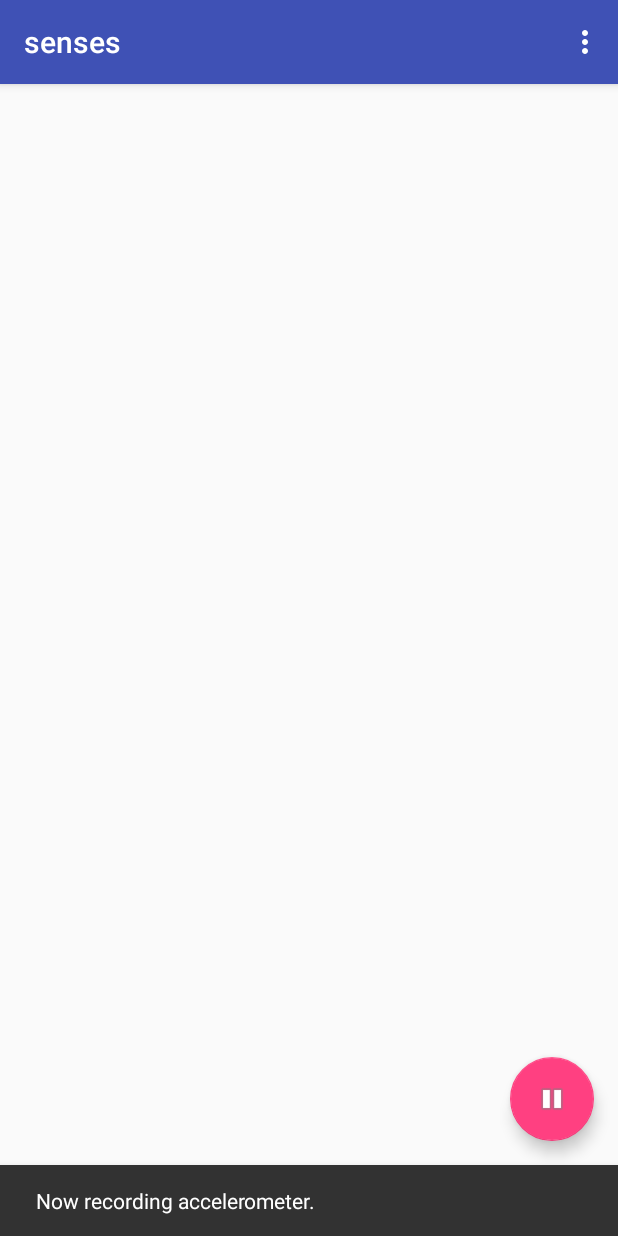
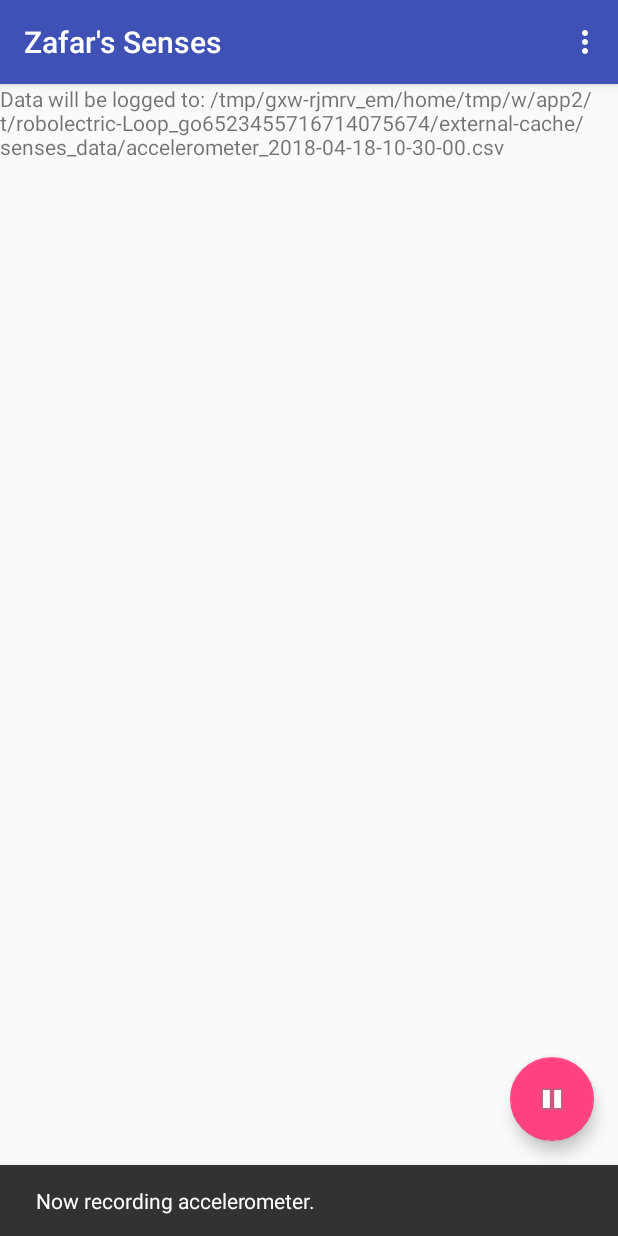
Before and after one commit to dufferzafar/accelphone, an Android app: the screen it shows after launch (MainActivity), after a tap on an icon or button, on a phone screen of 412 x 824 dp. Run offline under Robolectric (Android 15) with nearby library versions, the phone set to English and light mode, and no system bars.

Commit message:
Write accelerometer readings to file

```diff
--- a/apk/app/build.gradle
+++ b/apk/app/build.gradle
@@ -4,7 +4,7 @@ android {
     compileSdkVersion 26
     defaultConfig {
         applicationId "io.zafar.senses"
-        minSdkVersion 19
+        minSdkVersion 23
         targetSdkVersion 26
         versionCode 1
         versionName "1.0"
@@ -16,10 +16,12 @@ android {
             proguardFiles getDefaultProguardFile('proguard-android.txt'), 'proguard-rules.pro'
         }
     }
+    productFlavors {
+    }
 }
 
 dependencies {
-    implementation fileTree(dir: 'libs', include: ['*.jar'])
+    implementation fileTree(include: ['*.jar'], dir: 'libs')
     implementation 'com.android.support:appcompat-v7:26.1.0'
     implementation 'com.android.support.constraint:constraint-layout:1.0.2'
     implementation 'com.android.support:design:26.1.0'
--- a/apk/app/src/main/AndroidManifest.xml
+++ b/apk/app/src/main/AndroidManifest.xml
@@ -21,4 +21,6 @@
         </activity>
     </application>
 
+    <uses-permission android:name="android.permission.WRITE_EXTERNAL_STORAGE" />
+
 </manifest>
--- a/apk/app/src/main/java/io/zafar/senses/MainActivity.java
+++ b/apk/app/src/main/java/io/zafar/senses/MainActivity.java
@@ -1,25 +1,28 @@
 package io.zafar.senses;
 
-import android.os.Bundle;
-
-import android.support.design.widget.Snackbar;
-import android.support.v7.widget.Toolbar;
-import android.support.design.widget.FloatingActionButton;
-import android.support.v7.app.AppCompatActivity;
-import android.widget.TextView;
-
-import android.view.View;
-import android.view.Menu;
-import android.view.MenuItem;
-
+import android.content.pm.PackageManager;
 import android.hardware.Sensor;
 import android.hardware.SensorEvent;
 import android.hardware.SensorEventListener;
 import android.hardware.SensorManager;
+import android.os.Bundle;
+import android.os.Environment;
+import android.support.design.widget.FloatingActionButton;
+import android.support.design.widget.Snackbar;
+import android.support.v7.app.AppCompatActivity;
+import android.support.v7.widget.Toolbar;
+import android.util.Log;
+import android.view.Menu;
+import android.view.MenuItem;
+import android.view.View;
+import android.widget.TextView;
 
-import android.util.Log;
-
+import java.io.File;
+import java.io.IOException;
+import java.io.PrintWriter;
+import java.text.SimpleDateFormat;
 import java.util.Date;
+import java.util.Locale;
 
 
 public class MainActivity extends AppCompatActivity {
@@ -32,6 +35,12 @@ public class MainActivity extends AppCompatActivity {
     private TextView mStatus;
 
     private boolean logging = false;
+
+    private PrintWriter sensorWriter;
+
+    // Used to format the sensor date
+    SimpleDateFormat dateFileName = new SimpleDateFormat("yyyy-MM-dd-HH-mm-ss", Locale.UK);
+    SimpleDateFormat logStamp = new SimpleDateFormat("HH:mm:ss.SSS", Locale.UK);
 
     @Override
     protected void onCreate(Bundle savedInstanceState) {
@@ -47,7 +56,7 @@ public class MainActivity extends AppCompatActivity {
         toolbar.setTitle("My Title");
 
         // This will display the sensor readings
-        mStatus =  findViewById(R.id.status);
+        mStatus = findViewById(R.id.status);
 
         // Build a sensor
         mSensorManager= (SensorManager) getSystemService(SENSOR_SERVICE);
@@ -79,7 +88,6 @@ public class MainActivity extends AppCompatActivity {
                     fab.setImageResource(android.R.drawable.ic_media_pause);
 
                     // Start recording
-                    mStatus.setText("");
                     mSensorManager.registerListener(onSensorChange, mSensorAccel, SensorManager.SENSOR_DELAY_FASTEST);
 
                     // Show snackbar
@@ -92,6 +100,29 @@ public class MainActivity extends AppCompatActivity {
             }
         });
 
+        // Get file writing permission
+        checkAndGrantWriteExternalPermission();
+
+        // Folder to store the sensor logs & recordings
+        String path = Environment.getExternalStorageDirectory().getAbsolutePath() + "/senses_data";
+        File sensorLogFolder = new File(path);
+
+        // Check if something is amiss
+        if (!sensorLogFolder.exists() && !sensorLogFolder.mkdirs()) {
+            Log.e(lTag, "Can not create a folder (for some reason.)");
+        }
+
+        File sensorLogFile = new File(sensorLogFolder, "accelerometer_" + dateFileName.format(new Date()) + ".csv");
+
+        try {
+            sensorLogFile.createNewFile();
+            sensorWriter = new PrintWriter(sensorLogFile);
+            Log.d(lTag, "File Created: " + sensorLogFile);
+        } catch (IOException e) {
+            Log.e(lTag, "Couldn't create file: " + sensorLogFile + "\n Error: " + e.toString());
+        }
+
+        mStatus.setText("Data will be logged to: " + sensorLogFile);
         Log.d(lTag, "Shit setup");
     }
 
@@ -117,6 +148,13 @@ public class MainActivity extends AppCompatActivity {
         return super.onOptionsItemSelected(item);
     }
 
+    private void checkAndGrantWriteExternalPermission() {
+        String permission = android.Manifest.permission.WRITE_EXTERNAL_STORAGE;
+        int res = this.getApplicationContext().checkCallingOrSelfPermission(permission);
+        if (res != PackageManager.PERMISSION_GRANTED) {
+            this.requestPermissions(new String[]{permission}, 1);
+        }
+    }
 
     /////////////////////////////////////////////////////////////////
     /////////////////////////////////////////////////////////////////
@@ -135,6 +173,7 @@ public class MainActivity extends AppCompatActivity {
         // Stop recording
         mSensorManager.unregisterListener(onSensorChange);
 
+        sensorWriter.flush();
         Log.d(lTag, "On Pause - Un-registering Listener");
     }
 
@@ -153,17 +192,15 @@ public class MainActivity extends AppCompatActivity {
         @Override
         synchronized public void onSensorChanged(SensorEvent event) {
 
-            // float[] values = new int[] {event.timestamp, event.values[0], event.values[1], event.values[2]};
-            // String[] values = Arrays.stream(values).mapToObj(String::valueOf).toArray(String[]::new);
-            // String t = String.join(",", values);
-
             // https://stackoverflow.com/a/9333605/2043048
             long timeInMillis = (new Date()).getTime() + (event.timestamp - System.nanoTime()) / 1000000L;
 
-            String t = "\n" + timeInMillis+ ", " + event.values[0] + ", " + event.values[1] + ", " + event.values[2];
+            String t = logStamp.format(new Date(timeInMillis)) + ", "
+                    + event.values[0] + ", " + event.values[1] + ", " + event.values[2];
+
+            sensorWriter.println(t);
 
             // Log.d(lTag, t);
-            mStatus.append(t);
         }
     };
 }
--- a/apk/app/src/main/res/values/strings.xml
+++ b/apk/app/src/main/res/values/strings.xml
@@ -1,4 +1,4 @@
 <resources>
-    <string name="app_name">senses</string>
+    <string name="app_name">Zafar\'s Senses</string>
     <string name="action_settings">Settings</string>
 </resources>
--- a/apk/build.gradle
+++ b/apk/build.gradle
@@ -7,7 +7,7 @@ buildscript {
         jcenter()
     }
     dependencies {
-        classpath 'com.android.tools.build:gradle:3.0.1'
+        classpath 'com.android.tools.build:gradle:3.1.1'
 
 
         // NOTE: Do not place your application dependencies here; they belong
```
Also changed, not shown: apk/gradle/wrapper/gradle-wrapper.properties.
